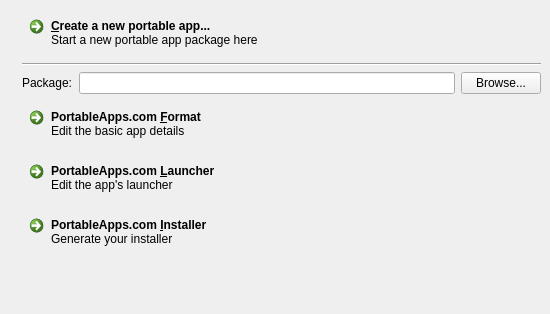
The window that ui/mainwindow.ui (3D1T0R/PortableApps.com-DevelopmentToolkit) describes before a commit, drawn with Qt 5.
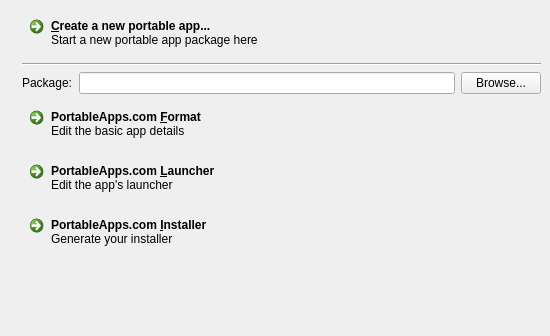
The same window after the commit. Icons and pictures are not drawn.

Commit message: Considerable work; better validation (including appinfo.ini), command-line validation interface and other minor things

Diff of the .ui file:
```diff
--- a/ui/mainwindow.ui
+++ b/ui/mainwindow.ui
@@ -7,9 +7,21 @@
     <x>0</x>
     <y>0</y>
     <width>550</width>
-    <height>314</height>
+    <height>336</height>
    </rect>
   </property>
+  <property name="minimumSize">
+   <size>
+    <width>550</width>
+    <height>336</height>
+   </size>
+  </property>
+  <property name="maximumSize">
+   <size>
+    <width>550</width>
+    <height>336</height>
+   </size>
+  </property>
   <property name="windowTitle">
    <string>PortableApps.com Development Toolkit</string>
   </property>
@@ -122,6 +134,11 @@
     </item>
    </layout>
   </widget>
+  <widget class="QStatusBar" name="statusBar">
+   <property name="sizeGripEnabled">
+    <bool>false</bool>
+   </property>
+  </widget>
  </widget>
  <resources>
   <include location="../graphics/graphics.qrc"/>
```
Left out of the diff: 12 changed lines with no effect on the pictures. The commit also changes 5 other files.
